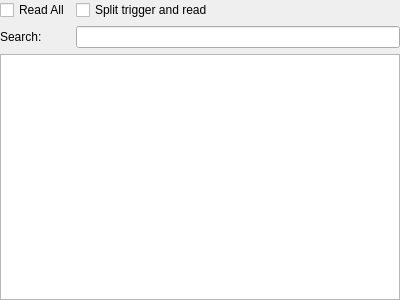
FAU-LAP/NOMAD-CAMELS, file gui/read_channels.ui: the form before one commit.
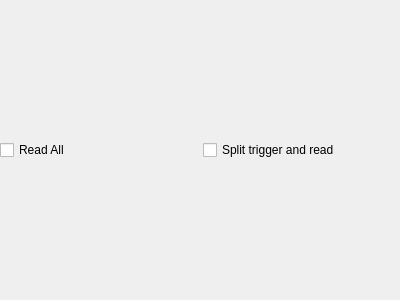
The form after the commit.

Commit message: updated read-channels, started working on nd-sweep

The edit to the form file:
```diff
--- a/gui/read_channels.ui
+++ b/gui/read_channels.ui
@@ -26,19 +26,6 @@
    <property name="bottomMargin">
     <number>0</number>
    </property>
-   <item row="3" column="0" colspan="2">
-    <widget class="QTableWidget" name="tableWidget_channels"/>
-   </item>
-   <item row="1" column="0">
-    <widget class="QLabel" name="label">
-     <property name="text">
-      <string>Search:</string>
-     </property>
-    </widget>
-   </item>
-   <item row="1" column="1">
-    <widget class="QLineEdit" name="lineEdit_search"/>
-   </item>
    <item row="0" column="0">
     <widget class="QCheckBox" name="checkBox_read_all">
      <property name="text">
```
The commit also changes 4 other files.
